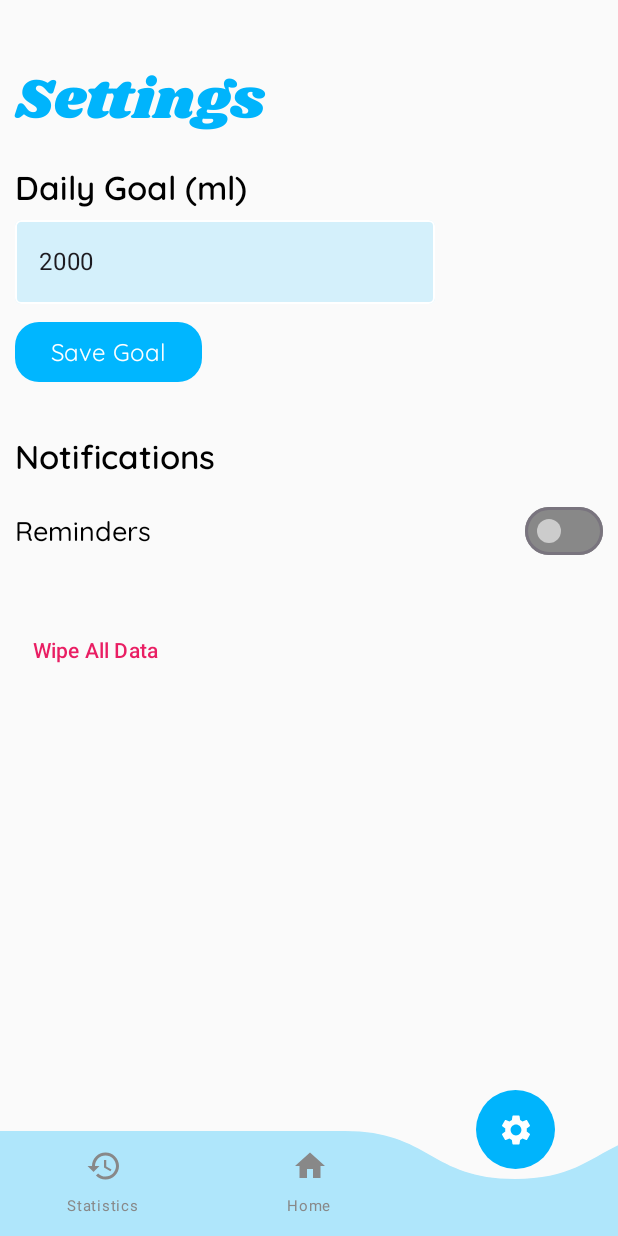
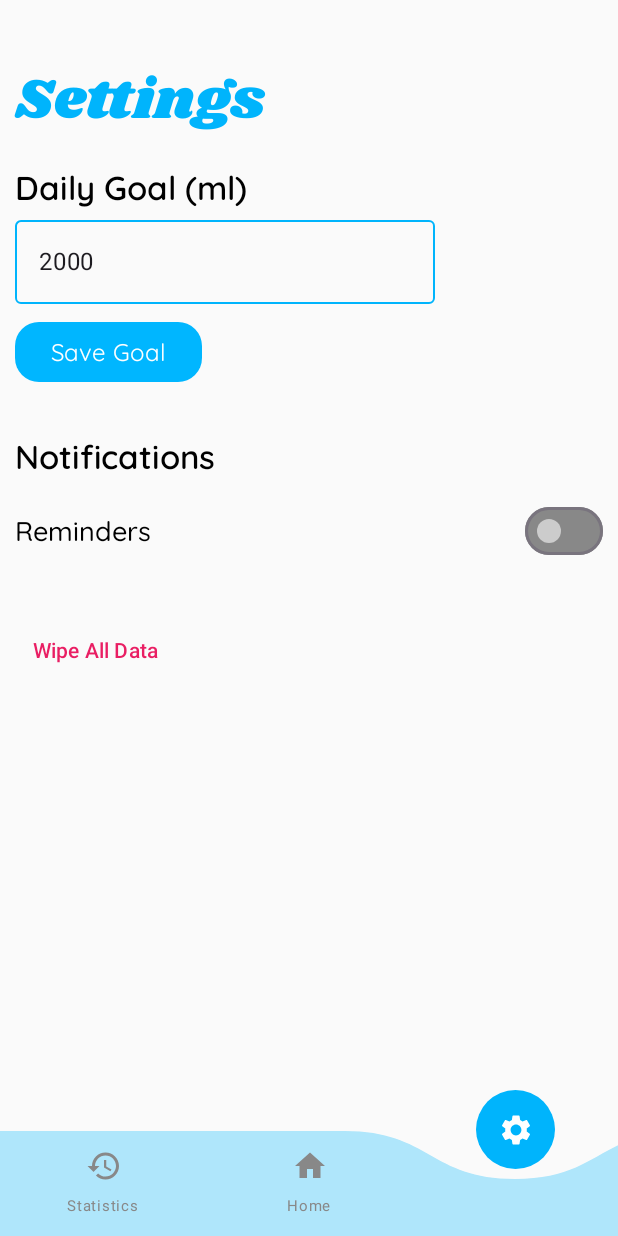
Before and after one commit to veronika8597/Waterly, an Android app built with Jetpack Compose: the SettingsScreen screen opened through its navigation route, on a phone screen of 412 x 824 dp. Run offline under Robolectric (Android 15) with nearby library versions, the phone set to English and light mode, and no system bars.

Commit message:
Adjust TextField colors for a transparent look

```diff
--- a/app/src/main/java/com/example/waterly/SettingsScreen.kt
+++ b/app/src/main/java/com/example/waterly/SettingsScreen.kt
@@ -113,12 +113,17 @@ fun SettingsScreen(
             modifier = Modifier
                 .padding(horizontal = 10.dp),
             colors = TextFieldDefaults.colors(
-                focusedContainerColor = Color(0x2700B4FC),
+/*                focusedContainerColor = Color(0x2700B4FC),
                 unfocusedContainerColor = Color(0x2700B4FC),
                 disabledContainerColor = Color(0x2700B4FC),
                 errorContainerColor = Color(0x2700B4FC),
-                focusedIndicatorColor = Color(0xFF00B4FC),
-                unfocusedIndicatorColor = Color.White,
+                focusedIndicatorColor = Color(0xFF00B4FC)*/
+                focusedContainerColor = Color.Transparent,
+                unfocusedContainerColor = Color.Transparent,
+                disabledContainerColor = Color.Transparent,
+                errorContainerColor = Color.Transparent,
+                focusedIndicatorColor = Color.Transparent,
+                unfocusedIndicatorColor = Color(0xFF00B4FC),
                 cursorColor = Color(0xFF00B4FC)
             )
         )
```
